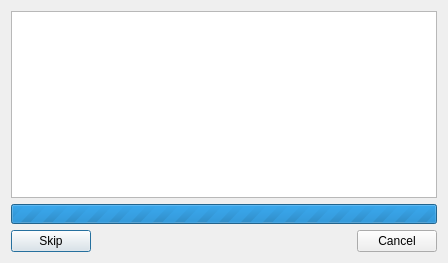
Qt form forms/judgingdialog.ui (Project-LemonLime/Project_LemonLime) before a commit.
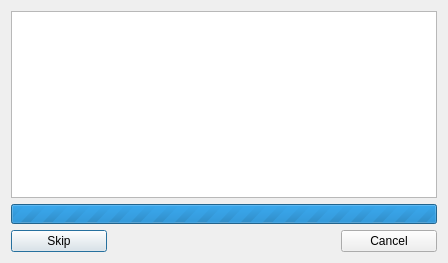
The same form after that commit. Icons and pictures are not drawn.

What changed in the file:
```diff
--- a/forms/judgingdialog.ui
+++ b/forms/judgingdialog.ui
@@ -83,6 +83,12 @@
     <layout class="QHBoxLayout" name="horizontalLayout_6">
      <item>
       <widget class="QPushButton" name="skipButton">
+       <property name="minimumSize">
+        <size>
+         <width>96</width>
+         <height>0</height>
+        </size>
+       </property>
        <property name="font">
         <font>
          <weight>50</weight>
@@ -119,6 +125,12 @@
      </item>
      <item>
       <widget class="QPushButton" name="cancelButton">
+       <property name="minimumSize">
+        <size>
+         <width>96</width>
+         <height>0</height>
+        </size>
+       </property>
        <property name="text">
         <string>Cancel</string>
        </property>
```
